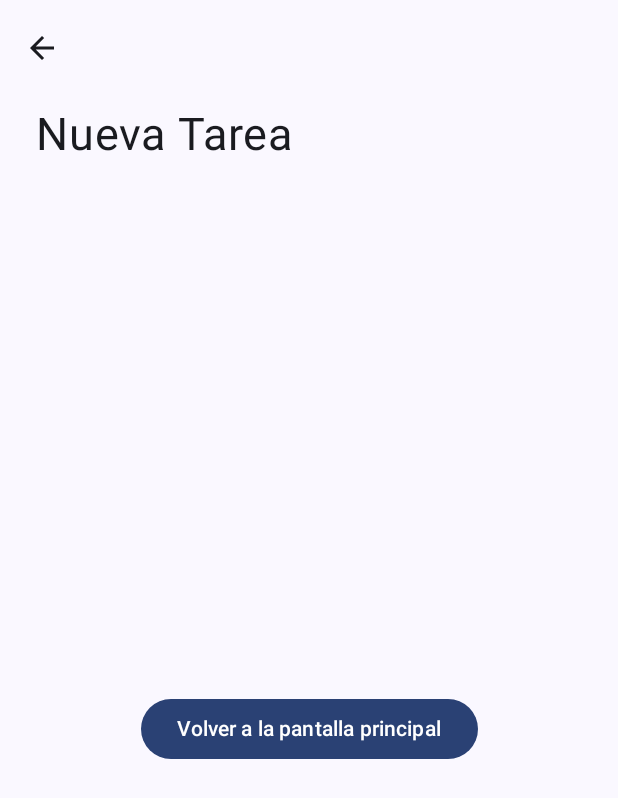
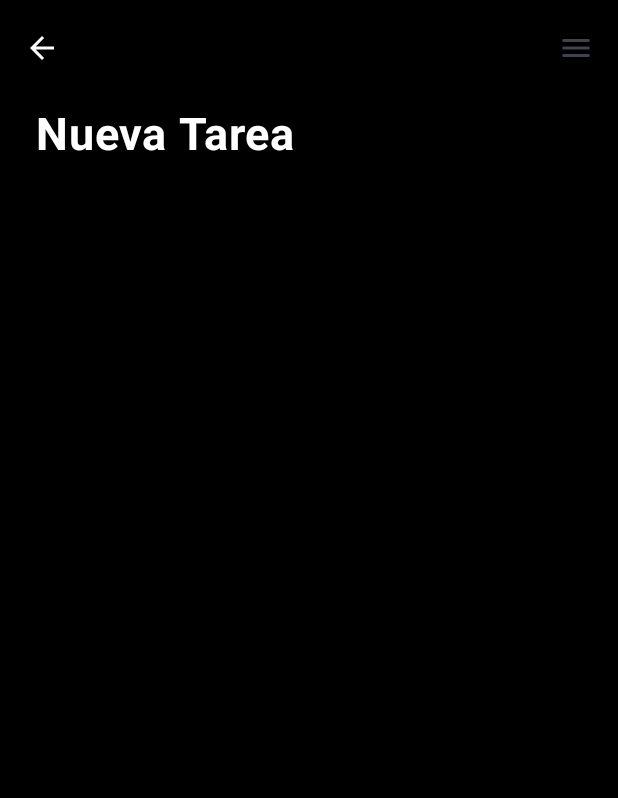
Before and after one commit to SamuelRiveira/Tareas, an Android app built with Jetpack Compose: the screen it shows after launch (MainActivity), after a tap on "Nueva Tarea", on a phone screen of 412 x 824 dp. Shown: the top 798 px of the screen. Run offline under Robolectric (Android 15) with nearby library versions, the phone set to English and light mode, and no system bars; our stand-ins replace Room's generated code; 1 other tap on this screen came first.

Commit message:
Mejora diseño

```diff
--- a/app/src/main/java/dev/samu/tareas/screens/Tarea.kt
+++ b/app/src/main/java/dev/samu/tareas/screens/Tarea.kt
@@ -1,5 +1,6 @@
 package dev.samu.tareas.screens
 
+import androidx.compose.foundation.background
 import androidx.compose.foundation.layout.Arrangement
 import androidx.compose.foundation.layout.Column
 import androidx.compose.foundation.layout.fillMaxSize
@@ -9,6 +10,7 @@ import androidx.compose.foundation.lazy.LazyColumn
 import androidx.compose.foundation.lazy.itemsIndexed
 import androidx.compose.material.icons.Icons
 import androidx.compose.material.icons.automirrored.filled.ArrowBack
+import androidx.compose.material.icons.filled.Menu
 import androidx.compose.material3.Button
 import androidx.compose.material3.ExperimentalMaterial3Api
 import androidx.compose.material3.Icon
@@ -21,6 +23,7 @@ import androidx.compose.runtime.Composable
 import androidx.compose.ui.Alignment
 import androidx.compose.ui.Modifier
 import androidx.compose.ui.graphics.Color
+import androidx.compose.ui.text.font.FontWeight
 import androidx.compose.ui.unit.dp
 import androidx.compose.ui.unit.sp
 import androidx.navigation.NavHostController
@@ -29,7 +32,11 @@ import dev.samu.tareas.viewmodel.TaskViewModel
 @OptIn(ExperimentalMaterial3Api::class)
 @Composable
 fun Tarea(navController: NavHostController, taskViewModel: TaskViewModel, indice: Int?) {
-    Column {
+    Column(
+        modifier = Modifier
+            .background(Color.Black)
+            .fillMaxSize()
+    ) {
         TopAppBar(
             navigationIcon = {
                 IconButton(onClick = {
@@ -37,12 +44,25 @@ fun Tarea(navController: NavHostController, taskViewModel: TaskViewModel, indice
                 }) {
                     Icon(
                         imageVector = Icons.AutoMirrored.Filled.ArrowBack,
-                        contentDescription = "Localized description"
+                        contentDescription = "Localized description",
+                        tint = Color.White
                     )
                 }
             },
             title = {
                 Text(text = "")
+            },
+            colors = TopAppBarDefaults.topAppBarColors(
+                containerColor = Color.Black,
+                titleContentColor = MaterialTheme.colorScheme.primary,
+            ),
+            actions = {
+                IconButton(onClick = { /* do something */ }) {
+                    Icon(
+                        imageVector = Icons.Filled.Menu,
+                        contentDescription = "Localized description"
+                    )
+                }
             }
         )
         LazyColumn {
@@ -56,10 +76,17 @@ fun Tarea(navController: NavHostController, taskViewModel: TaskViewModel, indice
                         Text(
                             text = "${task.title}",
                             fontSize = 30.sp,
+                            color = Color.White,
+                            fontWeight = FontWeight.Bold,
                             modifier = Modifier
-                                .padding(start = 16.dp, bottom =8.dp)
+                                .padding(start = 16.dp, bottom =16.dp)
                         )
-                        Text(text = "${task.content}")
+                        Text(
+                            text = "${task.content}",
+                            color = Color.White,
+                            modifier = Modifier
+                                .padding(start = 16.dp)
+                        )
 //                Row {
 //                    Button(onClick = {
 //                        taskViewModel.deleteTask(task)
@@ -77,16 +104,5 @@ fun Tarea(navController: NavHostController, taskViewModel: TaskViewModel, indice
                     }
             }
         }
-        Column(
-            verticalArrangement = Arrangement.Center,
-            horizontalAlignment = Alignment.CenterHorizontally,
-            modifier = Modifier.fillMaxSize()
-        ){
-            Button(
-                onClick = {navController.popBackStack()}
-            ) {
-                Text(text = "Volver a la pantalla principal")
-            }
-        }
     }
 }
```
